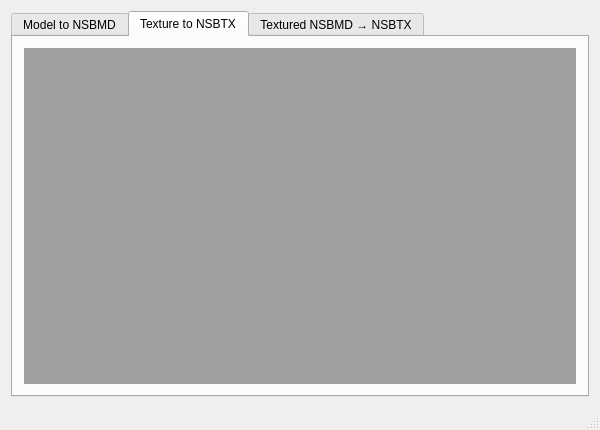
First picture: the form in mainwindow.ui, repository TheGameratorT/NitroModel_ConverterGUI, before the edit.
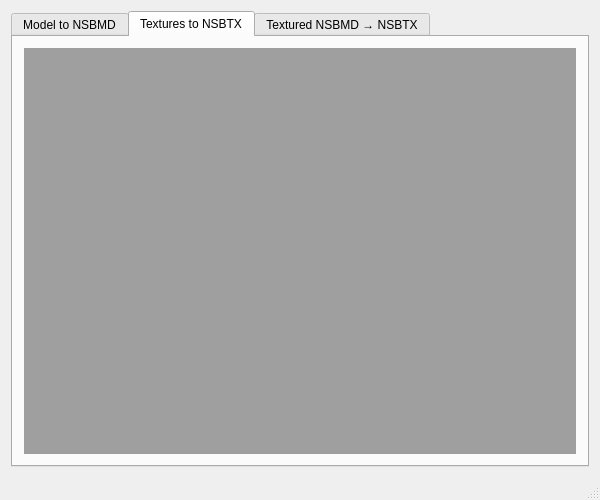
Second picture: the form after the edit. The open tabs and pages were chosen to show the change.

Commit message: Add textures to NSBTX support and update a bunch of stuff.

Diff of the .ui file:
```diff
--- a/mainwindow.ui
+++ b/mainwindow.ui
@@ -7,13 +7,13 @@
     <x>0</x>
     <y>0</y>
     <width>600</width>
-    <height>430</height>
+    <height>500</height>
    </rect>
   </property>
   <property name="minimumSize">
    <size>
     <width>470</width>
-    <height>430</height>
+    <height>500</height>
    </size>
   </property>
   <property name="windowTitle">
@@ -38,7 +38,7 @@
       </widget>
       <widget class="QWidget" name="tab_2">
        <attribute name="title">
-        <string>Texture to NSBTX</string>
+        <string>Textures to NSBTX</string>
        </attribute>
        <layout class="QHBoxLayout" name="horizontalLayout_3">
         <item>
```
Left out of the diff: 2 changed lines with no effect on the pictures. The commit also changes 10 other files.
